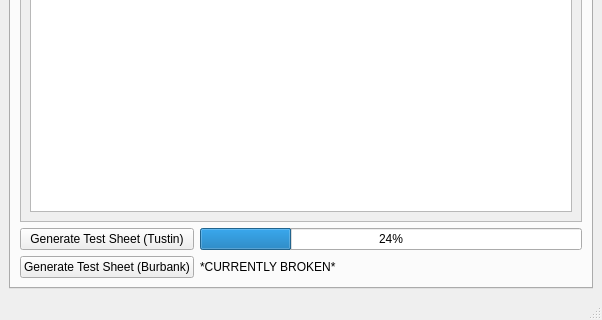
Above: qcrelease.ui from eholder102/GUI-QC-Release before the change; both pictures show x 0 to 602 and y 165 to 485 of the 602 by 485 pixel window. Below: the same form after it.
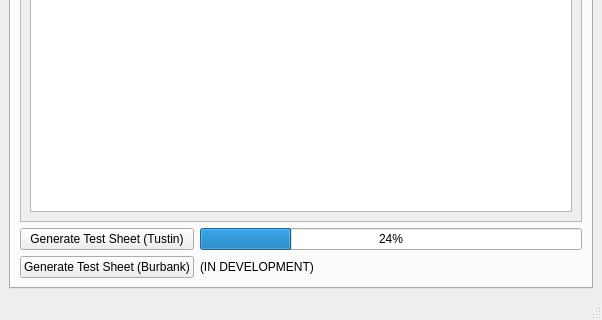
That is the form after the change. The open tabs and pages were chosen to show the change.

The edit to the form file:
```diff
--- a/qcrelease.ui
+++ b/qcrelease.ui
@@ -296,7 +296,7 @@
         <item row="2" column="1">
          <widget class="QLabel" name="label_2">
           <property name="text">
-           <string>*CURRENTLY BROKEN*</string>
+           <string>(IN DEVELOPMENT)</string>
           </property>
          </widget>
         </item>
```
